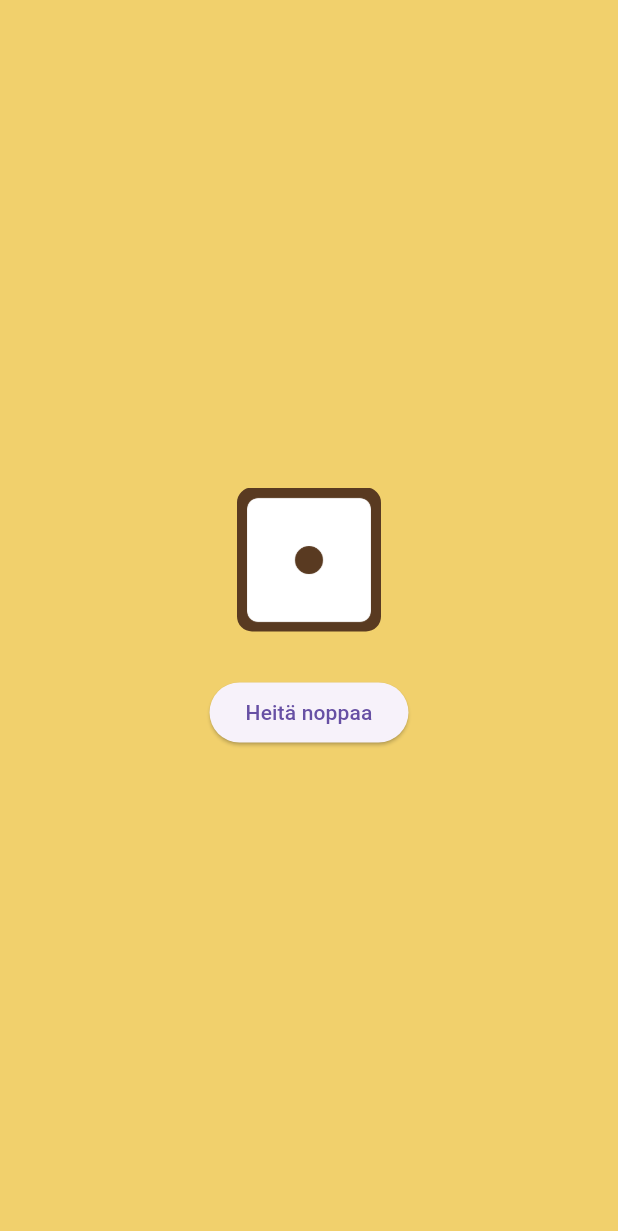
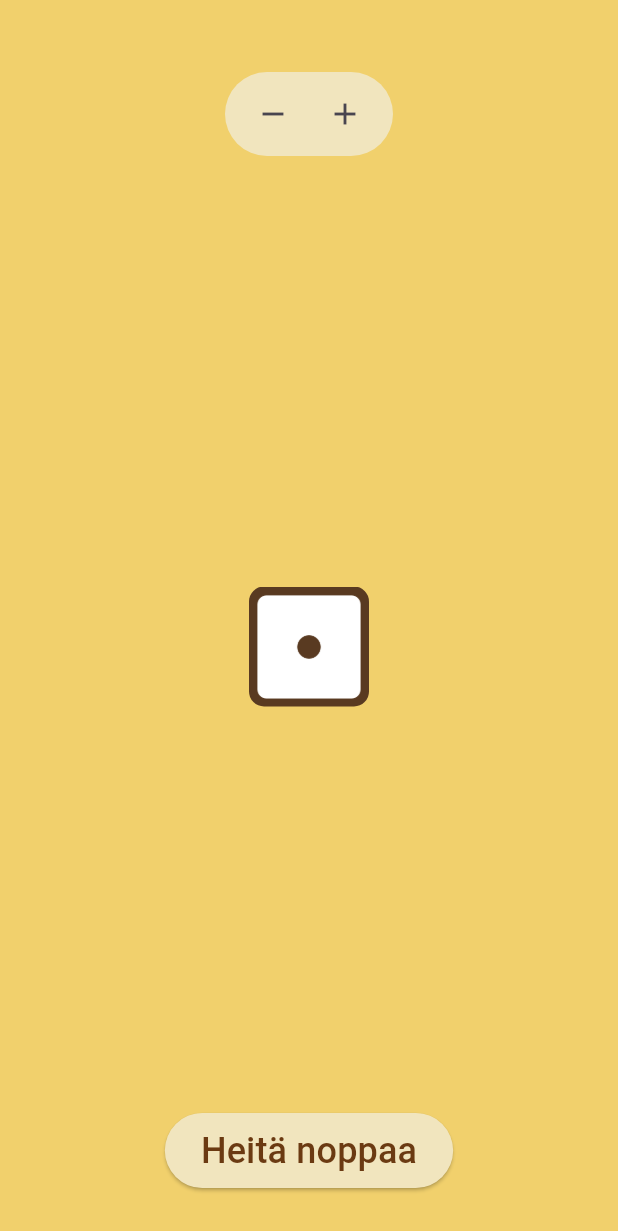
Before and after one commit to sanpitka/dice_app, a Flutter app: the screen it shows after launch, on a phone screen of 412 x 824 dp. Shown: the top 1231 px of the screen. Run offline on Flutter 3.47's test engine with Material 3 defaults, Android fonts, the phone set to English and light mode, and no system bars.

Commit message:
Modifiable amount of dice added

```diff
--- a/lib/components/dice.dart
+++ b/lib/components/dice.dart
@@ -2,46 +2,105 @@ import 'dart:math';
 import 'package:flutter/material.dart';
 
 class Dice extends StatefulWidget {
-  const Dice({super.key, required this.title});
-
-  final String title;
+  const Dice({super.key});
 
   @override
   State<Dice> createState() => _DiceState();
 }
 
 class _DiceState extends State<Dice> {
-  int _roll = 1;
+  var numberOfDice = 1;
+  late List<int> _rolls;
+
+  @override
+  void initState() {
+    super.initState();
+    _rolls = List.generate(numberOfDice, (index) => 1);
+  }
 
   void _diceroll() {
     setState(() {
-      _roll = Random().nextInt(6) + 1;
+      _rolls = List.generate(numberOfDice, (index) => Random().nextInt(6) + 1);
+    });
+  }
+
+  void _updateDiceCount(int change) {
+    setState(() {
+      numberOfDice = (numberOfDice + change).clamp(1, 12); // Maximum amount of dice is 12
+      _rolls = List.generate(numberOfDice, (index) => 1);
     });
   }
 
   @override
   Widget build(BuildContext context) {
     return Scaffold(
-      body: Center(
-        child: Column(
-          mainAxisAlignment: MainAxisAlignment.center,
-          children: <Widget>[
-            ClipRRect(
-              borderRadius: BorderRadius.circular(10), // Image border
-              child: SizedBox.fromSize(
-                size: const Size.fromRadius(48), // Image radius
-                child: Image.asset('assets/images/dice$_roll.png', fit: BoxFit.cover),
+      body: Column(
+        children: [
+          // Buttons for adding and removing dice
+          Padding(
+            padding: const EdgeInsets.symmetric(vertical: 48.0),
+            child: Container(
+              decoration: BoxDecoration(
+              color: const Color.fromARGB(255, 241, 229, 190),
+              borderRadius: BorderRadius.circular(30),
+              ),
+              padding: const EdgeInsets.symmetric(horizontal: 8.0, vertical: 4.0),
+              child: Row(
+              mainAxisSize: MainAxisSize.min,
+              mainAxisAlignment: MainAxisAlignment.center,
+              children: [
+                IconButton(
+                icon: const Icon(Icons.remove),
+                onPressed: () => _updateDiceCount(-1),
+                ),
+                IconButton(
+                icon: const Icon(Icons.add),
+                onPressed: () => _updateDiceCount(1),
+                ),
+              ],
               ),
             ),
-            const SizedBox(height: 30),
-            ElevatedButton(
-              onPressed: () {
-                _diceroll();
-              },
-              child: const Text('Heitä noppaa'),
+          ),
+          // Room for dice images
+          Expanded(
+            child: Center(
+              child: ConstrainedBox(
+                constraints: const BoxConstraints(
+                  maxWidth: 280,
+                ),
+                child: Wrap(
+                  alignment: WrapAlignment.center,
+                  spacing: 10.0,
+                  runSpacing: 10.0,
+                  children: _rolls.map((roll) {
+                    return ClipRRect(
+                      borderRadius: BorderRadius.circular(10),
+                      child: Image.asset(
+                        'assets/images/dice$roll.png',
+                        fit: BoxFit.contain,
+                        width: 80,
+                        height: 80,
+                      ),
+                    );
+                  }).toList(),
+                ),
+              ),
             ),
-          ],
-        ),
+          ),
+          // Roll dice button
+          Padding(
+            padding: const EdgeInsets.symmetric(vertical:32.0),
+            child: ElevatedButton(
+              onPressed: _diceroll,
+              style: ElevatedButton.styleFrom(
+              backgroundColor: const Color.fromARGB(255, 241, 229, 190), // Button background color
+              foregroundColor: const Color.fromARGB(255, 107, 58, 18), // Text color
+              minimumSize: const Size(100, 50)
+              ),
+              child: const Text('Heitä noppaa', style: TextStyle(fontSize: 24)),
+            ),
+          ),
+        ],
       ),
     );
   }
--- a/lib/main.dart
+++ b/lib/main.dart
@@ -13,7 +13,7 @@ class MyApp extends StatelessWidget {
     return MaterialApp(
       title: 'DiceApp',
       theme: ThemeData( scaffoldBackgroundColor: const Color.fromARGB(255, 241, 208, 108),),
-      home: const Dice(title: 'DiceApp'),
+      home: const Dice(),
     );
   }
 }
```
